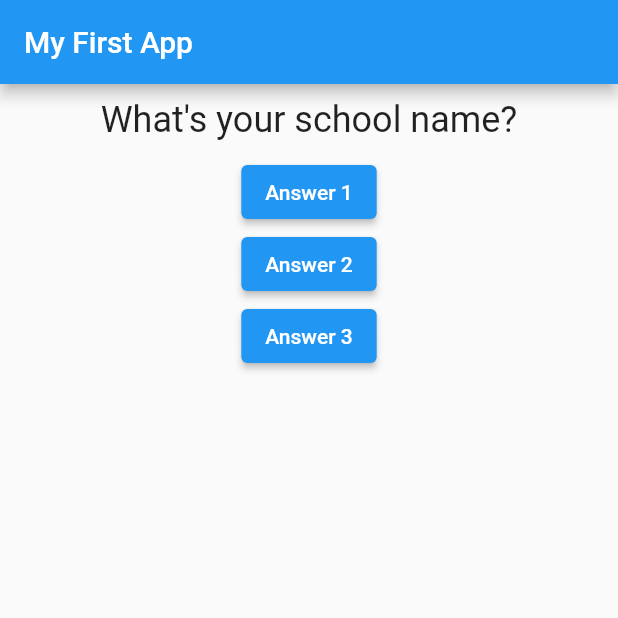
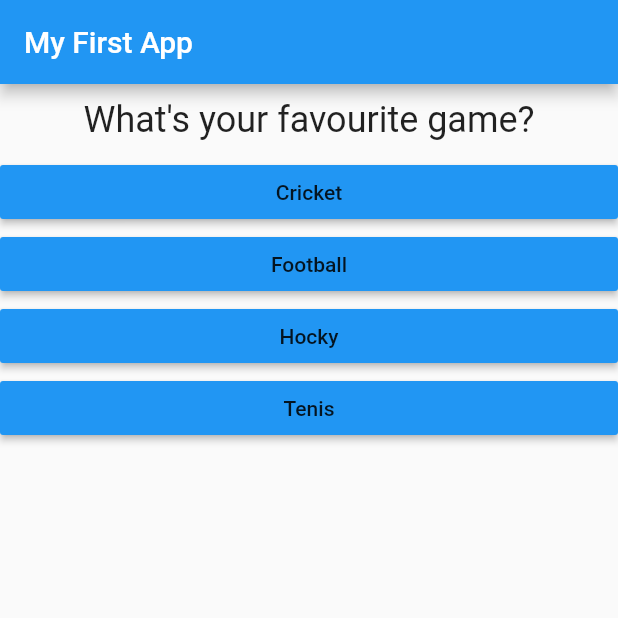
Before and after one commit to Tarikul-islam-shazan/flutter-practice, a Flutter app: the screen it shows after launch, on a phone screen of 412 x 824 dp, the top half of it. Run offline on Flutter 3.47's test engine with Material 2 defaults, Android fonts, the phone set to English and light mode, and no system bars.

Commit message:
Question answer add

```diff
--- a/lib/answer.dart
+++ b/lib/answer.dart
@@ -1,12 +1,19 @@
 import 'package:flutter/material.dart';
 
-class Anwer extends StatelessWidget {
+class Answer extends StatelessWidget {
+  final Function selectHandler;
+  final String answerText;
+
+  Answer(this.selectHandler, this.answerText);
+
   @override
   Widget build(BuildContext context) {
     return Container(
       width: double.infinity,
       child: RaisedButton(
-          color: Colors.blue, child: Text('Answer 1'), onPressed: null),
+          color: Colors.blue,
+          child: Text(answerText),
+          onPressed: selectHandler),
     );
   }
 }
--- a/lib/main.dart
+++ b/lib/main.dart
@@ -1,5 +1,6 @@
 import 'package:flutter/material.dart';
-import 'package:flutter_complete_guide/question.dart';
+import './question.dart';
+import './answer.dart';
 
 void main() => runApp(MyApp());
 
@@ -22,8 +23,14 @@ class MyAppState extends State<MyApp> {
   @override
   Widget build(BuildContext buildContext) {
     var _questions = [
-      'What\'s your school name?',
-      'What\'s your favourite game?'
+      {
+        'questionText': 'What\'s your favourite game?',
+        'answers': ['Cricket', 'Football', 'Hocky', 'Tenis'],
+      },
+      {
+        'questionText': 'What\'s the name your favourite tourist spot?',
+        'answers': ['Sundarban', 'Kashmir', 'Bankok', 'Maldeebs'],
+      }
     ];
 
     return MaterialApp(
@@ -33,14 +40,11 @@ class MyAppState extends State<MyApp> {
       ),
       body: Column(
         children: [
-          Question(_questions[_questionIndex]),
-          ElevatedButton(onPressed: _answerQuestion, child: Text('Answer 1')),
-          ElevatedButton(
-              onPressed: () => print('Answer 2 chosen'),
-              child: Text('Answer 2')),
-          ElevatedButton(
-              onPressed: () => print('Answer 3 chosen'),
-              child: Text('Answer 3'))
+          Question(_questions[_questionIndex]['questionText']),
+          ...(_questions[_questionIndex]['answers'] as List<String>)
+              .map((answer) {
+            return Answer(_answerQuestion, answer);
+          }).toList()
         ],
       ),
     ));
```
